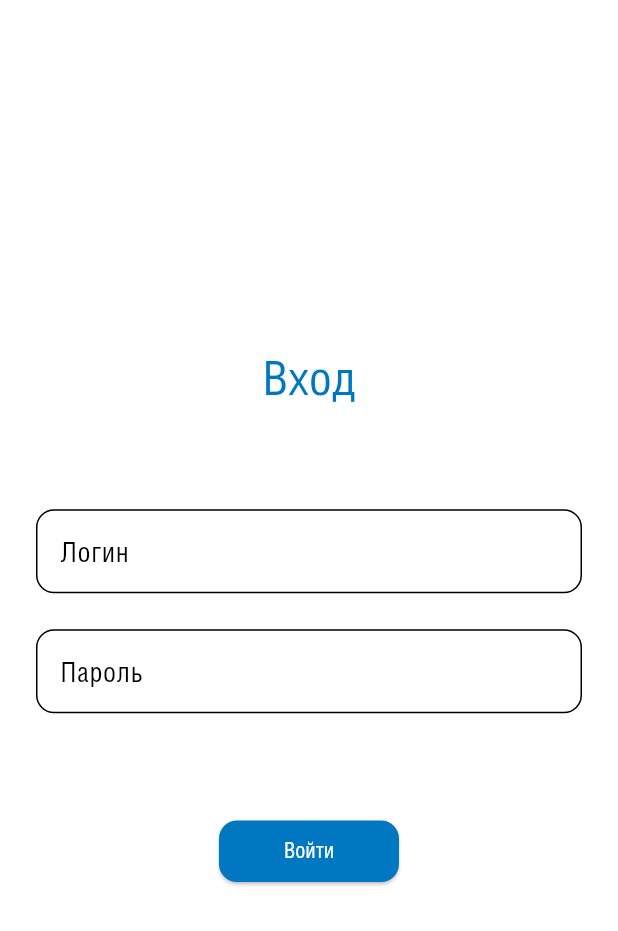
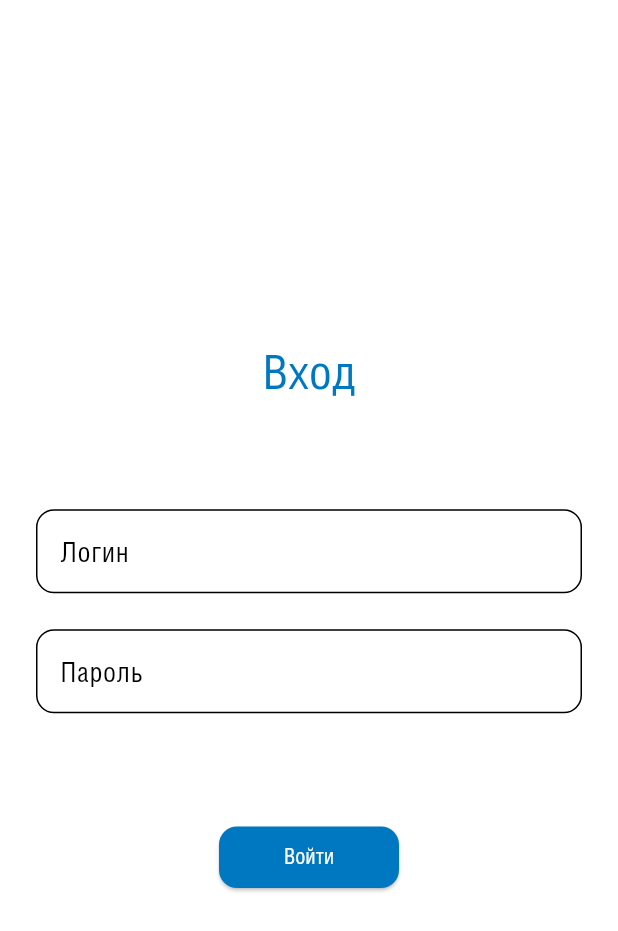
Before and after one commit to anya169/employees-reward-system, a Flutter app: the screen it shows after launch, on a phone screen of 412 x 824 dp. Shown: the top 931 px of the screen. Run offline on Flutter 3.47's test engine with Material 3 defaults, Android fonts, the phone set to English and light mode, and no system bars; our stand-ins replace flutter_bloc, shared_preferences, supabase_flutter; accounts and stored records are empty.

Commit message:
Добавлена детальная страница мероприятия

```diff
--- a/lib/main.dart
+++ b/lib/main.dart
@@ -32,7 +32,7 @@ class MyApp extends StatelessWidget {
       providers: [
         BlocProvider(create: (context) => AuthCubit(authRepository)),
         BlocProvider(create: (context) => AccountCubit(user: {})),
-        BlocProvider(create: (context) => EventCubit(eventsRepository))
+        BlocProvider(create: (context) => EventsCubit(eventsRepository))
       ],
       child:
       MaterialApp(
--- a/lib/screens/account_screen.dart
+++ b/lib/screens/account_screen.dart
@@ -26,7 +26,7 @@ class AccountScreen extends StatelessWidget {
         builder: (context, state) {
           if (state is AccountInfoState) {
             return Padding(
-                padding: const EdgeInsets.only(top: 60, left: 24, right: 24),
+                padding: const EdgeInsets.only(top: 60, left: 12, right: 12),
                 child: Column(
                   spacing: 12,
                   children: [
--- a/lib/screens/auth_screen.dart
+++ b/lib/screens/auth_screen.dart
@@ -57,7 +57,7 @@ class AuthScreen extends StatelessWidget {
                 style: const TextStyle(color: Colors.red),
               ),
 
-            const SizedBox(height: 20),
+            const SizedBox(height: 24),
             TextFormField(
               decoration: InputDecoration(
                 labelText: 'Логин',
@@ -85,7 +85,7 @@ class AuthScreen extends StatelessWidget {
                 context.read<AuthCubit>().passwordChanged(value);
               },
             ),
-            const SizedBox(height: 20),
+            const SizedBox(height: 24),
             ElevatedButton(
               style: AppTheme.primaryButton,
               onPressed: () {
--- a/lib/screens/cubits/events_screen_cubit.dart
+++ b/lib/screens/cubits/events_screen_cubit.dart
@@ -2,16 +2,16 @@ import 'package:individual_project/repositories/events_repository.dart';
 import 'package:individual_project/screens/cubits/events_screen_state.dart';
 import 'package:flutter_bloc/flutter_bloc.dart';
 
-class EventCubit extends Cubit<EventState> {
+class EventsCubit extends Cubit<EventsState> {
   final EventRepository _eventsRepository;
 
-  EventCubit(this._eventsRepository) : super(EventLoadingState()) {
+  EventsCubit(this._eventsRepository) : super(EventsLoadingState()) {
     _getCurrentEvents();
   }
 
   // Получение текущих мероприятий из бд
   Future<void> _getCurrentEvents() async {
     final events = await _eventsRepository.getCurrentEvents();
-    emit(EventInfoState(eventsArray: events));
+    emit(EventsInfoState(eventsArray: events));
   }
 }
--- a/lib/screens/cubits/events_screen_state.dart
+++ b/lib/screens/cubits/events_screen_state.dart
@@ -1,11 +1,11 @@
-abstract class EventState {}
+abstract class EventsState {}
 
-class EventLoadingState extends EventState {}
+class EventsLoadingState extends EventsState {}
 
-class EventInfoState extends EventState {
+class EventsInfoState extends EventsState {
   final List<Map<String, dynamic>> eventsArray;
 
-  EventInfoState({
+  EventsInfoState({
     required this.eventsArray
   });
 }
```
Also changed, not shown: lib/components/event_card.dart (+7 -7 lines), lib/screens/cubits/event_info_screen_cubit.dart (added, +8 -0 lines), lib/screens/cubits/event_info_screen_state.dart (added, +21 -0 lines), lib/screens/event_info_screen.dart (added, +103 -0 lines), lib/screens/events_screen.dart (+4 -4 lines).
